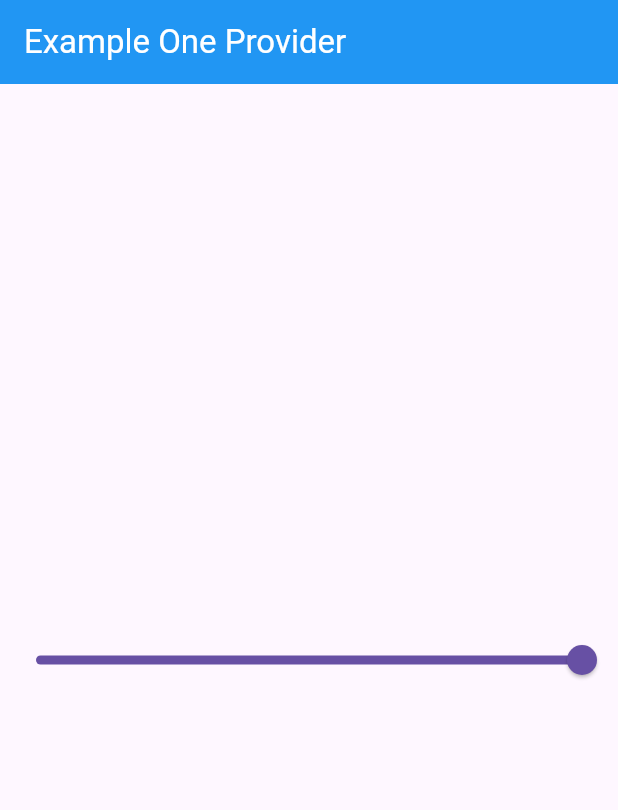
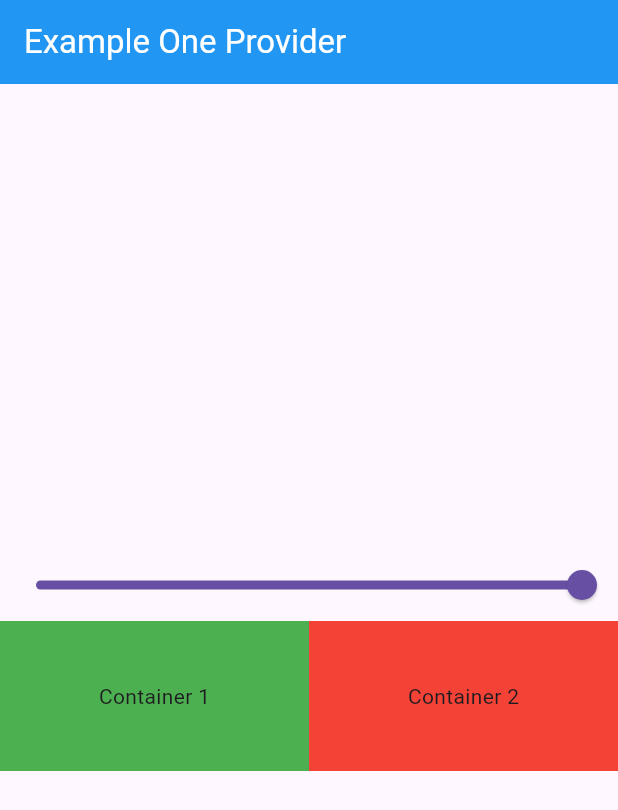
Before and after one commit to ahmedkaimkhani/Learning-of-Provider-State-Management, a Flutter app: the screen it shows after launch, on a phone screen of 412 x 824 dp. Shown: the top 810 px of the screen. Run offline on Flutter 3.47's test engine with Material 3 defaults, Android fonts, the light colour scheme and no system bars.

Commit message:
Learning Provider

```diff
--- a/lib/main.dart
+++ b/lib/main.dart
@@ -1,7 +1,7 @@
 import 'package:flutter/material.dart';
 import 'package:provider/provider.dart';
 import 'package:provider_leaning/provider/counter_provider.dart';
-import 'package:provider_leaning/views/counter_view.dart';
+import 'package:provider_leaning/provider/example_one_provider.dart';
 import 'package:provider_leaning/views/example_one.dart';
 
 void main() {
@@ -14,8 +14,11 @@
   // This widget is the root of your application.
   @override
   Widget build(BuildContext context) {
-    return ChangeNotifierProvider(
-      create: (context) => CounterProvider(),
+    return MultiProvider(
+      providers: [
+        ChangeNotifierProvider(create: (context) => CounterProvider()),
+        ChangeNotifierProvider(create: (context) => ExampleOneProvider()),
+      ],
       child: MaterialApp(
         debugShowCheckedModeBanner: false,
         theme: ThemeData(
--- a/lib/provider/example_one_provider.dart
+++ b/lib/provider/example_one_provider.dart
@@ -1,3 +1,6 @@
 import 'package:flutter/material.dart';
 
-class ExampleOneProvider with ChangeNotifier {}
+class ExampleOneProvider with ChangeNotifier {
+  double _value = 1.0;
+  double get value => _value;
+}
--- a/lib/views/example_one.dart
+++ b/lib/views/example_one.dart
@@ -1,4 +1,6 @@
 import 'package:flutter/material.dart';
+import 'package:provider/provider.dart';
+import 'package:provider_leaning/provider/example_one_provider.dart';
 
 class ExampleOneView extends StatefulWidget {
   const ExampleOneView({super.key});
@@ -11,6 +13,9 @@
   double value = 1.0;
   @override
   Widget build(BuildContext context) {
+    final provider = Provider.of<ExampleOneProvider>(context);
+
+    print('build');
     return Scaffold(
       appBar: AppBar(
         title: const Text(
@@ -21,7 +26,35 @@
       body: Column(
         mainAxisAlignment: MainAxisAlignment.center,
         children: [
-          Slider(value: value, onChanged: (value) {}),
+          Slider(
+              min: 0,
+              max: 1,
+              value: provider.value,
+              onChanged: (val) {
+                print(value);
+                value = val;
+                setState(() {});
+              }),
+          Row(
+            children: [
+              Expanded(
+                child: Container(
+                  decoration:
+                      BoxDecoration(color: Colors.green.withOpacity(value)),
+                  height: 100,
+                  child: const Center(child: Text('Container 1')),
+                ),
+              ),
+              Expanded(
+                child: Container(
+                  decoration:
+                      BoxDecoration(color: Colors.red.withOpacity(value)),
+                  height: 100,
+                  child: const Center(child: Text('Container 2')),
+                ),
+              )
+            ],
+          )
         ],
       ),
     );
```
